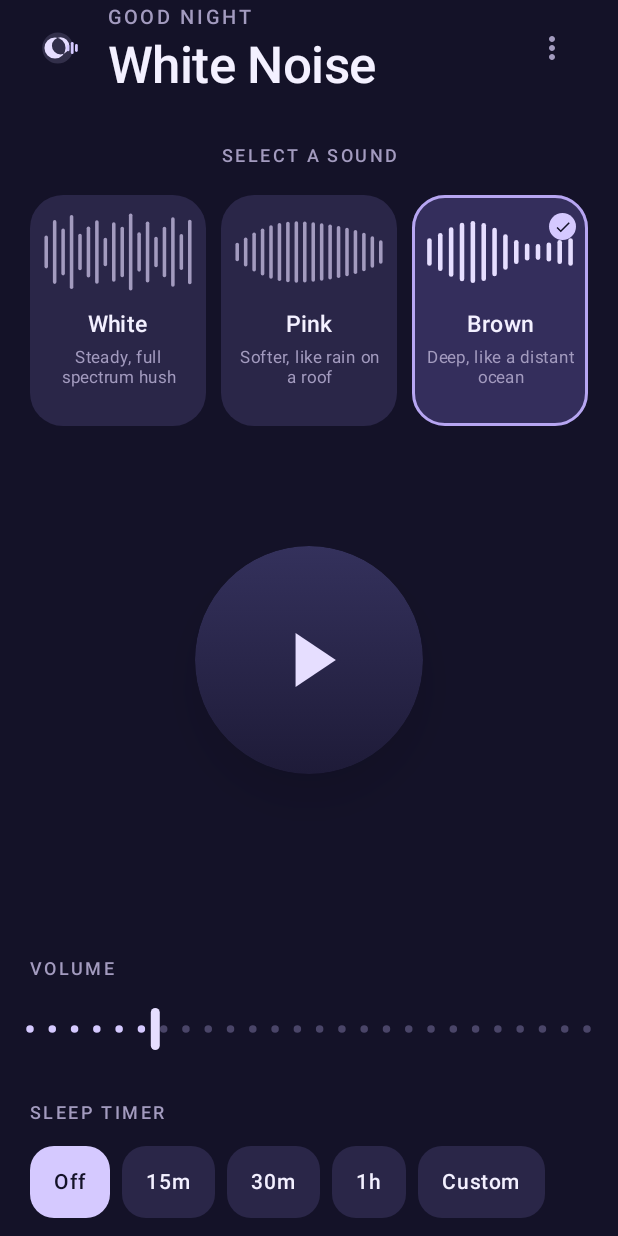
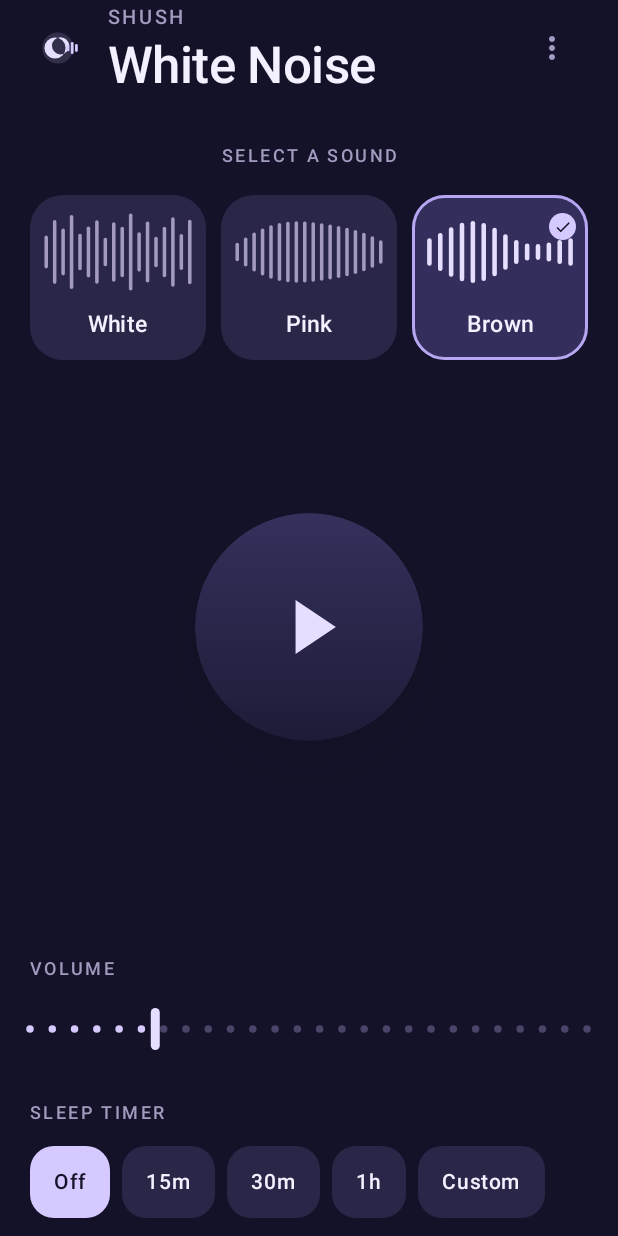
Before and after one commit to Galynte/Shush, an Android app built with Jetpack Compose: the screen it shows after launch (MainActivity), on a phone screen of 412 x 824 dp. Run offline under Robolectric (Android 15) with nearby library versions, the phone set to English and light mode, and no system bars.

Commit message:
Raise the custom timer to 23h 59m and simplify the home screen.
The custom timer no longer shows preset chips. Sound cards show only the color name, and the home eyebrow reads SHUSH.

Co-authored-by: walchinsky <walchinsky@users.noreply.github.com>

```diff
--- a/app/src/main/java/com/galynte/shush/playback/Playback.kt
+++ b/app/src/main/java/com/galynte/shush/playback/Playback.kt
@@ -6,12 +6,12 @@ package com.galynte.shush.playback
 const val FADE_MS = 12_000L
 
 const val MIN_CUSTOM_MINUTES = 1
-const val MAX_CUSTOM_MINUTES = 8 * 60
+const val MAX_CUSTOM_MINUTES = 23 * 60 + 59
 
-enum class NoiseColor(val label: String, val description: String) {
-    WHITE("White", "Steady, full spectrum hush"),
-    PINK("Pink", "Softer, like rain on a roof"),
-    BROWN("Brown", "Deep, like a distant ocean"),
+enum class NoiseColor(val label: String) {
+    WHITE("White"),
+    PINK("Pink"),
+    BROWN("Brown"),
 }
 
 enum class TimerMode {
--- a/app/src/main/java/com/galynte/shush/ui/ShushScreen.kt
+++ b/app/src/main/java/com/galynte/shush/ui/ShushScreen.kt
@@ -176,7 +176,7 @@ private fun Header(onOpenAbout: () -> Unit) {
         Spacer(Modifier.width(12.dp))
         Column(Modifier.weight(1f)) {
             Text(
-                text = "GOOD NIGHT",
+                text = "SHUSH",
                 color = TextMuted,
                 fontSize = 13.sp,
                 fontWeight = FontWeight.Medium,
@@ -273,15 +273,6 @@ private fun SoundCard(
                 color = TextPrimary,
                 fontSize = 15.sp,
                 fontWeight = FontWeight.SemiBold,
-            )
-            Spacer(Modifier.height(4.dp))
-            Text(
-                text = color.description,
-                color = TextMuted,
-                fontSize = 11.sp,
-                lineHeight = 13.sp,
-                textAlign = TextAlign.Center,
-                minLines = 3,
             )
         }
         if (selected) {
```
Also changed, not shown: app/src/main/java/com/galynte/shush/ui/ShushOverlays.kt (+8 -36 lines), 7 other files.
